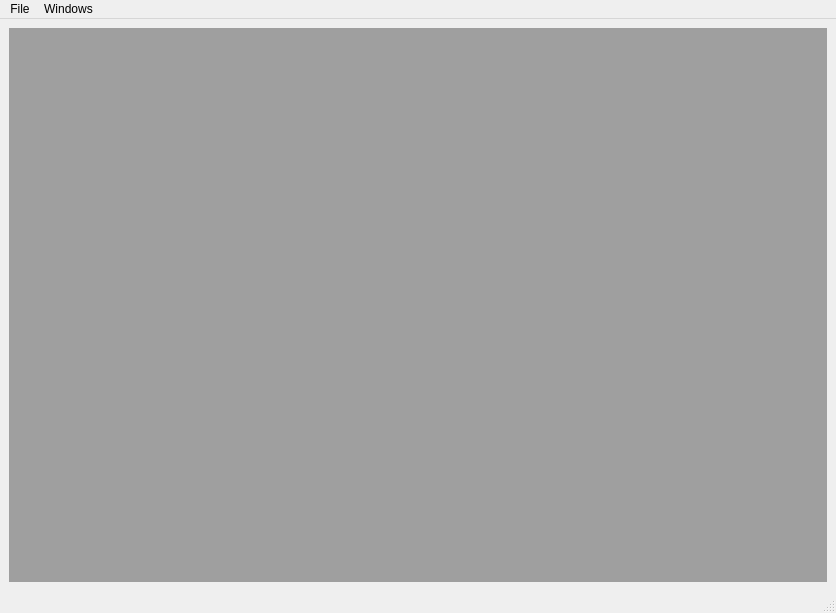
Oli4/oat, file oat/views/ui_main_window.ui: the form before one commit.
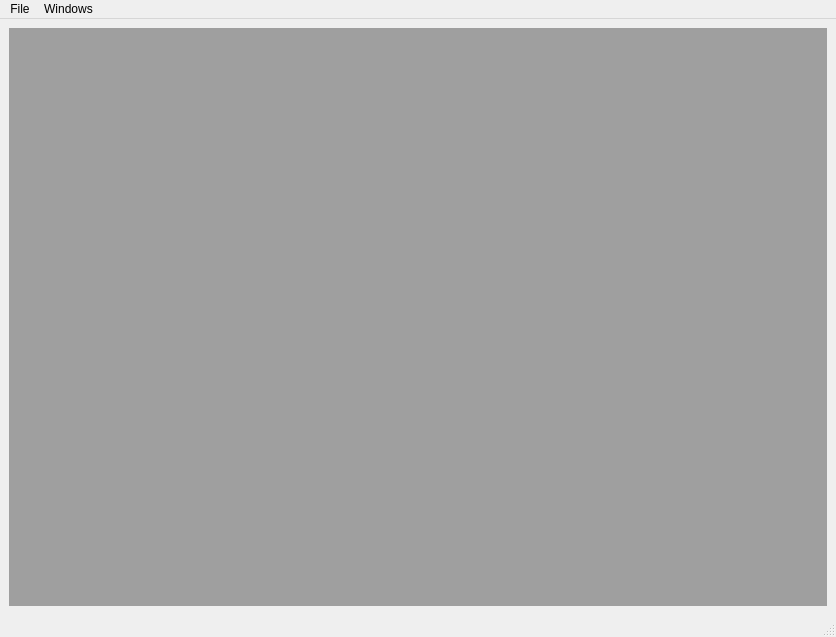
The form after the commit.

```diff
--- a/oat/views/ui_main_window.ui
+++ b/oat/views/ui_main_window.ui
@@ -7,7 +7,7 @@
     <x>0</x>
     <y>0</y>
     <width>836</width>
-    <height>613</height>
+    <height>637</height>
    </rect>
   </property>
   <property name="windowTitle">
```
Left out of the diff: 20 changed lines with no effect on the pictures.
